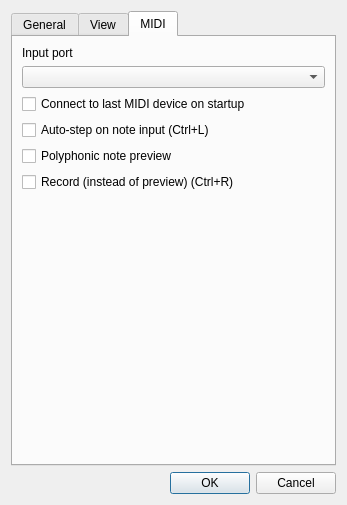
Old version of the form src/editor/SettingsDialog.ui in the repository yuxshao/ptcollab.
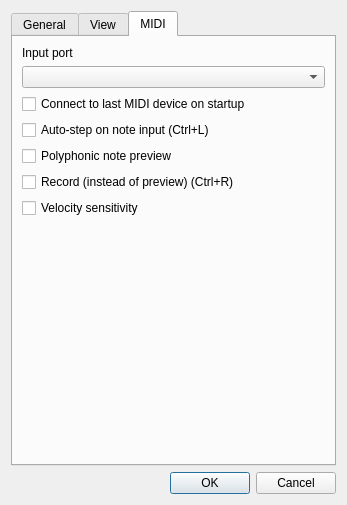
New version of the form. The open tabs and pages were chosen to show the change.

Commit message: velocity sensitivity toggle

Patch:
```diff
--- a/src/editor/SettingsDialog.ui
+++ b/src/editor/SettingsDialog.ui
@@ -313,6 +313,13 @@
          </property>
         </widget>
        </item>
+       <item>
+        <widget class="QCheckBox" name="velocitySensitivityCheck">
+         <property name="text">
+          <string>Velocity sensitivity</string>
+         </property>
+        </widget>
+       </item>
        <item>
         <spacer name="verticalSpacer">
          <property name="orientation">
```
The commit also changes 9 other files.
